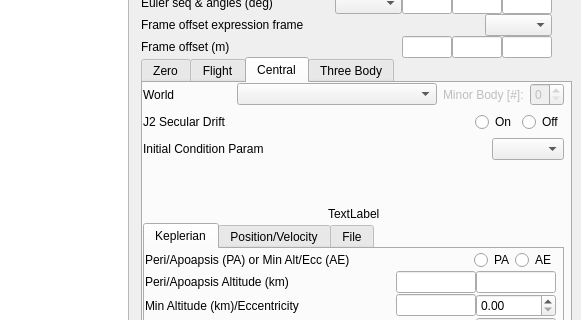
Before: the Qt Designer form dsm_gui/orb_menu.ui in pavelgalchenko/dsm_gui, drawn with Qt 5; both pictures show x 99 to 680 and y 203 to 523 of the 680 by 700 pixel window.
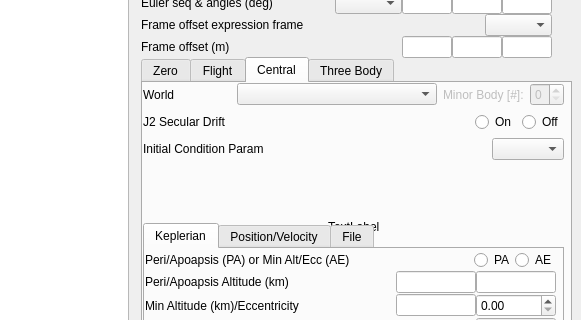
After: the same form once the commit is applied. The open tabs and pages were chosen to show the change.

Commit message: Sim gui is now mostly working. Still a lot of work and cleanup needed. Changed orbit reference in Inp_Sim to Orb_Default. Changed how orb clean data works very slightly. Need to set up the enable/disable features for SIM_Menu. Needs to be reorganized, looing at the current layout for too long makes my sad. Need to set up Ground Station list add/remove/duplicate buttons.

The edit to the form file:
```diff
--- a/dsm_gui/orb_menu.ui
+++ b/dsm_gui/orb_menu.ui
@@ -321,7 +321,7 @@
         <x>0</x>
         <y>0</y>
         <width>421</width>
-        <height>141</height>
+        <height>154</height>
        </rect>
       </property>
       <layout class="QVBoxLayout" name="verticalLayout_6">
```
Left out of the diff: 10 changed lines with no effect on the pictures. The commit also changes 5 other files.
